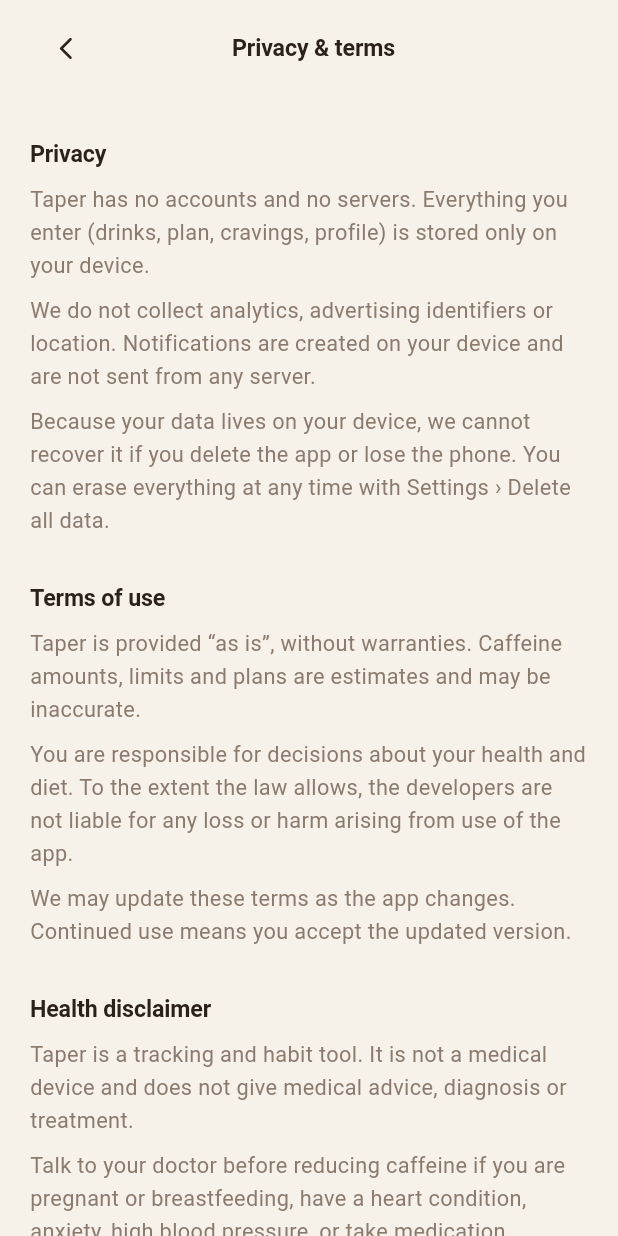
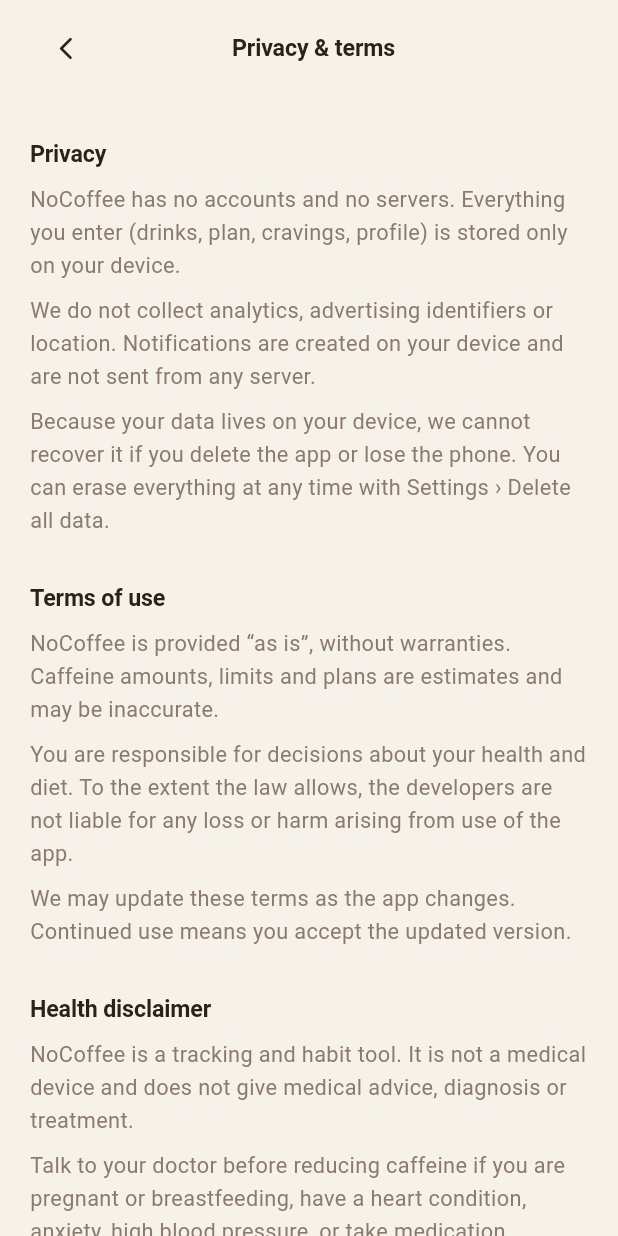
Before and after one commit to imanmammadli/noCoffee, a Flutter app: the SettingsScreen screen opened by its route, after a tap on "Privacy & terms", on a phone screen of 412 x 824 dp. Run offline on Flutter 3.47's test engine with Material 3 defaults, Android fonts, the phone set to English and light mode, and no system bars; our stand-ins replace flutter_local_notifications, flutter_timezone, shared_preferences, timezone; accounts and stored records are empty.

Commit message:
Change App Name - NoCoffee

```diff
--- a/lib/notification_service.dart
+++ b/lib/notification_service.dart
@@ -121,7 +121,7 @@
 
       await _plugin.zonedSchedule(
         id: _firstId + i,
-        title: 'Taper',
+        title: 'NoCoffee',
         body: message,
         scheduledDate: when,
         notificationDetails: _details,
@@ -143,7 +143,7 @@
     final message = kMotivationMessages[DateTime.now().second % kMotivationMessages.length];
     await _plugin.show(
       id: _testId,
-      title: 'Taper',
+      title: 'NoCoffee',
       body: message,
       notificationDetails: _details,
     );
@@ -184,7 +184,7 @@
           if (skip != null && skip(isToday)) continue;
           await _plugin.zonedSchedule(
             id: baseId + i,
-            title: 'Taper',
+            title: 'NoCoffee',
             body: body(DateTime(when.year, when.month, when.day), isToday),
             scheduledDate: when,
             notificationDetails: _details,
--- a/lib/screens/notification_settings_screen.dart
+++ b/lib/screens/notification_settings_screen.dart
@@ -147,7 +147,7 @@
                   const SizedBox(width: 10),
                   Expanded(
                     child: Column(crossAxisAlignment: CrossAxisAlignment.start, children: [
-                      Text('Taper · now', style: AppText.tiny(c.ink)),
+                      Text('NoCoffee · now', style: AppText.tiny(c.ink)),
                       Text('Small steps create big changes.', style: AppText.tiny(c.inkMuted)),
                     ]),
                   ),
--- a/lib/screens/onboarding_flow.dart
+++ b/lib/screens/onboarding_flow.dart
@@ -401,7 +401,7 @@
       Padding(
         padding: const EdgeInsets.fromLTRB(8, 0, 8, 12),
         child: Text(
-          'Taper is a tracking tool, not medical advice. If you have a health condition, are pregnant or take medication, talk to your doctor before changing your caffeine intake.',
+          'NoCoffee is a tracking tool, not medical advice. If you have a health condition, are pregnant or take medication, talk to your doctor before changing your caffeine intake.',
           style: AppText.tiny(c.inkMuted),
           textAlign: TextAlign.center,
         ),
--- a/lib/screens/splash_screen.dart
+++ b/lib/screens/splash_screen.dart
@@ -47,7 +47,7 @@
                 child: Image.asset('assets/images/logo.png', width: 132, height: 132),
               ),
               const SizedBox(height: 24),
-              Text('Taper', style: AppText.num(c.ink, 38)),
+              Text('NoCoffee', style: AppText.num(c.ink, 38)),
               const SizedBox(height: 8),
               Text('Quit coffee. Feel better.', style: AppText.body(c.inkMuted)),
             ]),
--- a/lib/screens/support_screens.dart
+++ b/lib/screens/support_screens.dart
@@ -78,7 +78,7 @@
     ),
     (
       'Why am I not getting notifications?',
-      'Turn them on in Settings › Notifications and allow notifications for Taper in your phone settings. Some phones also limit background activity for apps; if reminders arrive late, exclude Taper from battery optimisation.'
+      'Turn them on in Settings › Notifications and allow notifications for NoCoffee in your phone settings. Some phones also limit background activity for apps; if reminders arrive late, exclude NoCoffee from battery optimisation.'
     ),
   ];
 
@@ -140,7 +140,7 @@
         }),
         _heading(context, 'Helpful to include'),
         _para(context, '• What you were doing when it happened\n• Your phone model and Android/iOS version\n• A screenshot, if you can'),
-        _para(context, 'Please don’t send health details you’d rather keep private. Taper never needs them to help you.'),
+        _para(context, 'Please don’t send health details you’d rather keep private. NoCoffee never needs them to help you.'),
       ],
     );
   }
@@ -162,14 +162,14 @@
     return _Page(title: 'Privacy & terms', children: [
       _heading(context, 'Privacy'),
       _para(context,
-          'Taper has no accounts and no servers. Everything you enter (drinks, plan, cravings, profile) is stored only on your device.'),
+          'NoCoffee has no accounts and no servers. Everything you enter (drinks, plan, cravings, profile) is stored only on your device.'),
       _para(context,
           'We do not collect analytics, advertising identifiers or location. Notifications are created on your device and are not sent from any server.'),
       _para(context,
           'Because your data lives on your device, we cannot recover it if you delete the app or lose the phone. You can erase everything at any time with Settings › Delete all data.'),
       _heading(context, 'Terms of use'),
       _para(context,
-          'Taper is provided “as is”, without warranties. Caffeine amounts, limits and plans are estimates and may be inaccurate.'),
+          'NoCoffee is provided “as is”, without warranties. Caffeine amounts, limits and plans are estimates and may be inaccurate.'),
       _para(context,
           'You are responsible for decisions about your health and diet. To the extent the law allows, the developers are not liable for any loss or harm arising from use of the app.'),
       _para(context, 'We may update these terms as the app changes. Continued use means you accept the updated version.'),
@@ -180,7 +180,7 @@
   List<Widget> _disclaimer(BuildContext context) => [
         _heading(context, 'Health disclaimer'),
         _para(context,
-            'Taper is a tracking and habit tool. It is not a medical device and does not give medical advice, diagnosis or treatment.'),
+            'NoCoffee is a tracking and habit tool. It is not a medical device and does not give medical advice, diagnosis or treatment.'),
         _para(context,
             'Talk to your doctor before reducing caffeine if you are pregnant or breastfeeding, have a heart condition, anxiety, high blood pressure, or take medication.'),
         _para(context,
--- a/pubspec.yaml
+++ b/pubspec.yaml
@@ -1,5 +1,5 @@
 name: no_coffee_app
-description: Taper - quit or reduce coffee and caffeine.
+description: NoCoffee - quit or reduce coffee and caffeine.
 publish_to: 'none'
 version: 1.0.0+1
 
```
Also changed, not shown: 4 other files.
